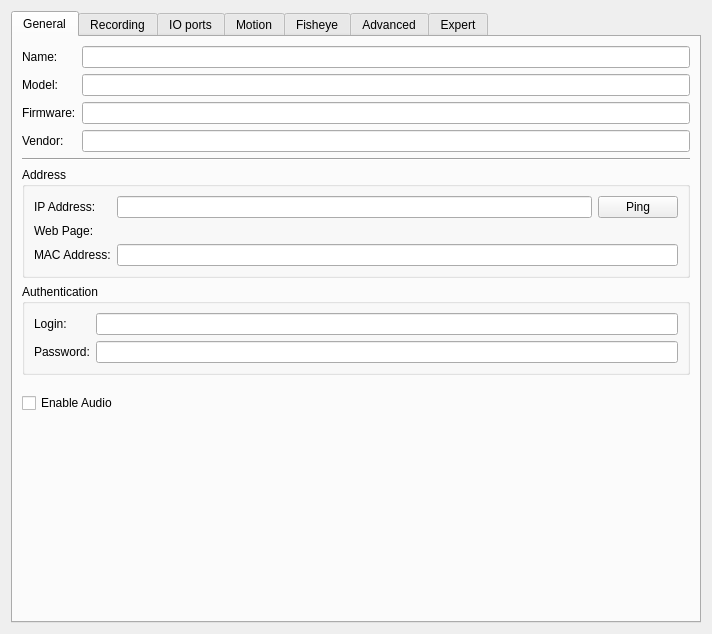
networkoptix/nx_open, file client/src/ui/widgets/properties/single_camera_settings_widget.ui: the form before one commit.
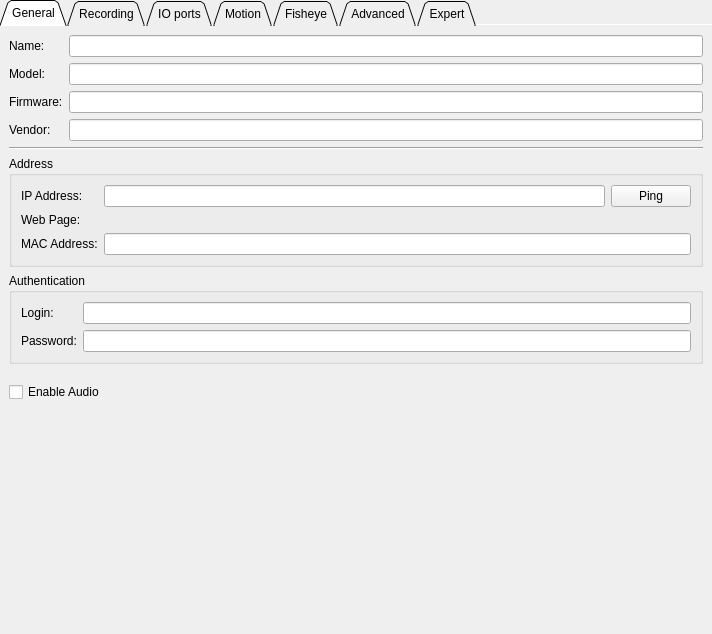
The form after the commit. Custom widgets are drawn as their Qt base class.

Commit message:
Zero margins for tabbed dialogs.
<==== Mercurial data ====>
Branch: new_style

What changed in the file:
```diff
--- a/client/src/ui/widgets/properties/single_camera_settings_widget.ui
+++ b/client/src/ui/widgets/properties/single_camera_settings_widget.ui
@@ -11,11 +11,29 @@
    </rect>
   </property>
   <layout class="QVBoxLayout" name="verticalLayout_8">
+   <property name="leftMargin">
+    <number>0</number>
+   </property>
+   <property name="topMargin">
+    <number>0</number>
+   </property>
+   <property name="rightMargin">
+    <number>0</number>
+   </property>
+   <property name="bottomMargin">
+    <number>0</number>
+   </property>
    <item>
     <widget class="QTabWidget" name="tabWidget">
+     <property name="tabShape">
+      <enum>QTabWidget::Triangular</enum>
+     </property>
      <property name="currentIndex">
       <number>0</number>
      </property>
+     <property name="documentMode">
+      <bool>true</bool>
+     </property>
      <widget class="QWidget" name="generalTab">
       <attribute name="title">
        <string>General</string>
```
The commit also changes 8 other files.
